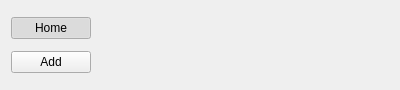
analogdevicesinc/scopy, file devicebrowser.ui: the form before one commit.
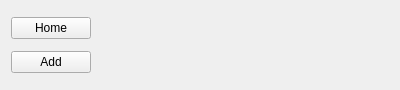
The form after the commit.

Patch:
```diff
--- a/devicebrowser.ui
+++ b/devicebrowser.ui
@@ -25,7 +25,7 @@
         <bool>true</bool>
        </property>
        <property name="checked">
-        <bool>true</bool>
+        <bool>false</bool>
        </property>
       </widget>
      </item>
```
